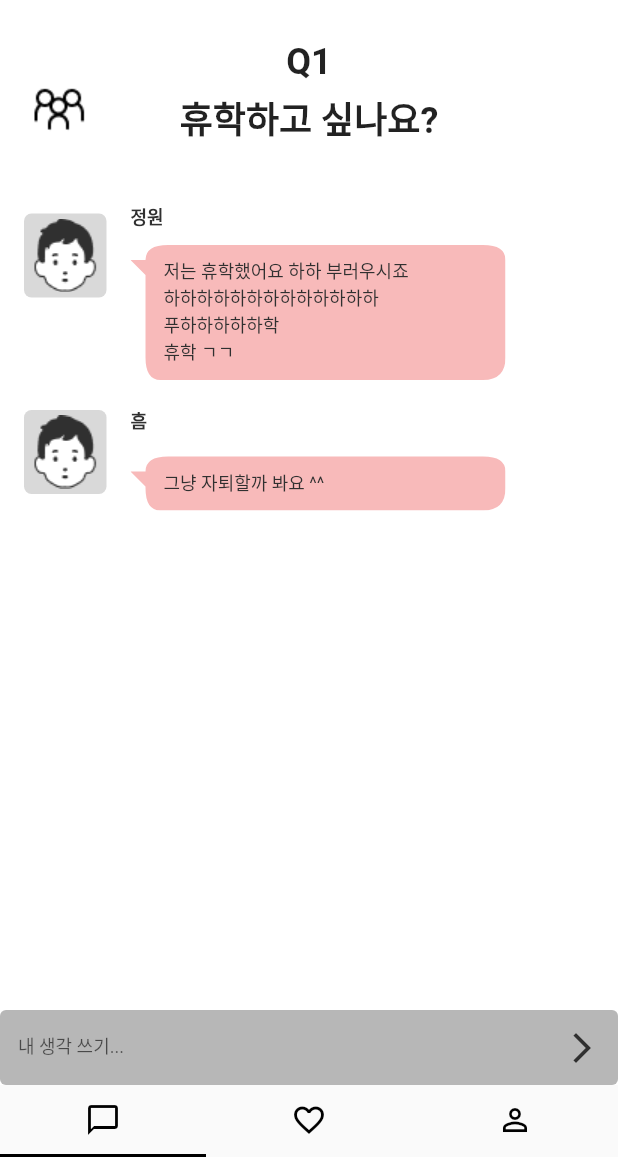
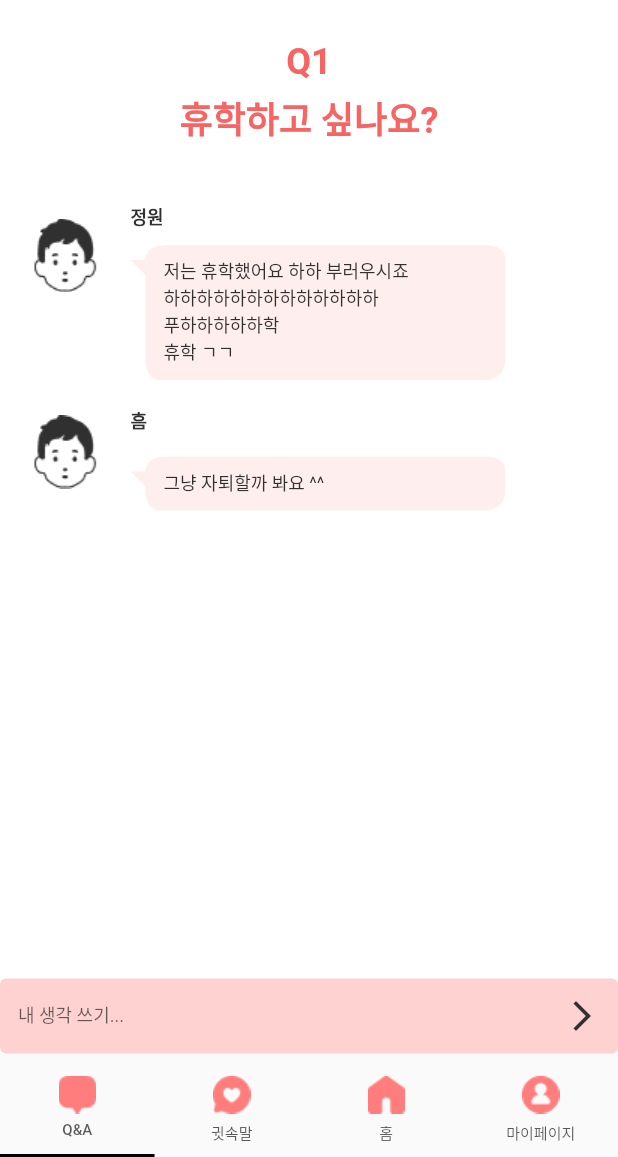
Before and after one commit to txxnrd/Blurting_front, a Flutter app: the screen it shows after launch, on a phone screen of 412 x 824 dp, the part 79-1236 px from its top. Run offline on Flutter 3.47's test engine with Material 2 defaults, Android fonts, the phone set to English and light mode, and no system bars; our stand-ins replace image_picker; Roboto replaces fonts that are missing (Pretendard).

Commit message:
fix: group tap, feat: tap4

```diff
--- a/lib/group.dart
+++ b/lib/group.dart
@@ -12,14 +12,18 @@ class LeftTailClipper extends CustomClipper<Path> {
   Path getClip(Size size) {
     var path = Path();
     path.moveTo(25, 5);
-    path.lineTo(size.width - 15, 5);        // 상측 선
-    path.quadraticBezierTo(size.width, 5, size.width, 15);        // 우측 상단 둥글게
-    path.lineTo(size.width, size.height - 15);        // 우측 선
-    path.quadraticBezierTo(                 // 우측 하단 둥글게
-        size.width, size.height, size.width - 15, size.height);
-    path.lineTo(20, size.height);           // 하측 선 어디까지?!
-    path.quadraticBezierTo(10, size.height, 10, size.height - 15);      // 좌측 하단 둥글게
-    path.lineTo(10, 25);               // 좌측 선 어디까지?! 여기서 꼬리 그려야 함
+    path.lineTo(size.width - 15, 5); // 상측 선
+    path.quadraticBezierTo(size.width, 5, size.width, 15); // 우측 상단 둥글게
+    path.lineTo(size.width, size.height - 15); // 우측 선
+    path.quadraticBezierTo(
+        // 우측 하단 둥글게
+        size.width,
+        size.height,
+        size.width - 15,
+        size.height);
+    path.lineTo(20, size.height); // 하측 선 어디까지?!
+    path.quadraticBezierTo(10, size.height, 10, size.height - 15); // 좌측 하단 둥글게
+    path.lineTo(10, 25); // 좌측 선 어디까지?! 여기서 꼬리 그려야 함
     path.lineTo(0, 15);
     path.lineTo(10, 15);
     path.quadraticBezierTo(10, 5, 25, 5);
@@ -43,12 +47,12 @@ path.quadraticBezierTo(0, 5, 0, 15);
     path.lineTo(0, size.height - 15);
     path.quadraticBezierTo(0, size.height, 15, size.height);
     path.lineTo(size.width - 20, size.height);
-path.quadraticBezierTo(size.width - 10, size.height, size.width - 10, size.height - 15);
+    path.quadraticBezierTo(
+        size.width - 10, size.height, size.width - 10, size.height - 15);
     path.lineTo(size.width - 10, 25);
     path.lineTo(size.width, 15);
     path.lineTo(size.width - 10, 15);
     path.quadraticBezierTo(size.width - 10, 5, size.width - 25, 5);
-
 
     return path;
   }
@@ -61,14 +65,12 @@ path.quadraticBezierTo(size.width - 10, 5, size.width - 25, 5);
 
 class _Group extends State<Group> {
   void _ClickWarningButton(BuildContext context) {
-
-    String IsTab='';
+    String IsTab = '';
 
     showDialog(
       context: context,
       builder: (BuildContext context) {
-        return StatefulBuilder(
-          builder: (context, setState){
+        return StatefulBuilder(builder: (context, setState) {
           return AlertDialog(
             backgroundColor: Color.fromRGBO(217, 217, 217, 1),
             shape: RoundedRectangleBorder(
@@ -110,10 +112,12 @@ class _Group extends State<Group> {
                         width: 75,
                         height: 31,
                         decoration: BoxDecoration(
-                        color: IsTab=='confirm'
-                            ? Color.fromRGBO(134, 134, 134, 1) : Color.fromRGBO(217, 217, 217, 1),
+                          color: IsTab == 'confirm'
+                              ? Color.fromRGBO(134, 134, 134, 1)
+                              : Color.fromRGBO(217, 217, 217, 1),
                           border: Border.all(
-                          color: Color.fromRGBO(134, 134, 134, 1), // 테두리 색상 설정
+                            color:
+                                Color.fromRGBO(134, 134, 134, 1), // 테두리 색상 설정
                             width: 2, // 테두리 두께 설정
                           ),
                           borderRadius: BorderRadius.circular(7), // 둥근 모서리 설정
@@ -125,7 +129,9 @@ class _Group extends State<Group> {
                             style: TextStyle(
                               fontFamily: "Pretendard",
                               fontSize: 15,
-                            color: IsTab=='confirm' ? Colors.white : Color.fromRGBO(48, 48, 48, 1),
+                              color: IsTab == 'confirm'
+                                  ? Colors.white
+                                  : Color.fromRGBO(48, 48, 48, 1),
                             ),
                           ),
                         ),
@@ -136,10 +142,12 @@ class _Group extends State<Group> {
                         width: 75,
                         height: 31,
                         decoration: BoxDecoration(
-                        color: IsTab=='cancel'
-                            ? Color.fromRGBO(134, 134, 134, 1) : Color.fromRGBO(217, 217, 217, 1),
+                          color: IsTab == 'cancel'
+                              ? Color.fromRGBO(134, 134, 134, 1)
+                              : Color.fromRGBO(217, 217, 217, 1),
                           border: Border.all(
-                          color: Color.fromRGBO(134, 134, 134, 1), // 테두리 색상 설정
+                            color:
+                                Color.fromRGBO(134, 134, 134, 1), // 테두리 색상 설정
                             width: 2, // 테두리 두께 설정
                           ),
                           borderRadius: BorderRadius.circular(7), // 둥근 모서리 설정
@@ -151,7 +159,9 @@ class _Group extends State<Group> {
                             style: TextStyle(
                               fontFamily: "Pretendard",
                               fontSize: 15,
-                            color: IsTab=='cancel' ? Colors.white : Color.fromRGBO(48, 48, 48, 1),
+                              color: IsTab == 'cancel'
+                                  ? Colors.white
+                                  : Color.fromRGBO(48, 48, 48, 1),
                             ),
                           ),
                         ),
@@ -214,7 +224,8 @@ class _Group extends State<Group> {
               ),
             ],
           ),
-          content: Column(                              // 동적으로 눌린 유저의 정보 받아오기
+          content: Column(
+            // 동적으로 눌린 유저의 정보 받아오기
             mainAxisSize: MainAxisSize.min,
             children: [
               Container(
@@ -288,20 +299,7 @@ class _Group extends State<Group> {
         crossAxisAlignment: CrossAxisAlignment.stretch,
         children: <Widget>[
           Container(
-            child: Stack(
-              // 그룹 아이콘이랑 질문을 겹쳐서 배치
-              children: <Widget>[
-                Positioned(
-                  left: 15,
-                  bottom: 0,
-                  child: Container(
-                    // 그룹 아이콘
-                    width: 50,
-                    height: 50,
-                    child: Image.asset('assets/images/icon_group.png'),
-                  ),
-                ),
-                Align(
+            child: Align(
               alignment: Alignment.center,
               child: Container(
                 child: Column(
@@ -312,6 +310,7 @@ class _Group extends State<Group> {
                       child: Text(
                         'Q' + '1',
                         style: TextStyle(
+                            color: Color.fromRGBO(246, 100, 100, 1),
                             fontSize: 24,
                             fontFamily: "Pretendard",
                             fontWeight: FontWeight.w700),
@@ -320,6 +319,7 @@ class _Group extends State<Group> {
                     Text(
                       '휴학하고 싶나요?',
                       style: TextStyle(
+                          color: Color.fromRGBO(246, 100, 100, 1),
                           fontSize: 24,
                           fontFamily: "Pretendard",
                           fontWeight: FontWeight.w700),
@@ -327,8 +327,6 @@ class _Group extends State<Group> {
                   ],
                 ),
               ),
-                ),
-              ],
             ),
           ),
           Expanded(
@@ -351,7 +349,7 @@ class _Group extends State<Group> {
                           height: 60,
                           decoration: BoxDecoration(
                             borderRadius: BorderRadius.circular(5),
-                            color: Color.fromRGBO(217, 217, 217, 1),
+                            color: Colors.white,
                           ),
                           child: Container(
                             width: 42.74,
@@ -387,7 +385,7 @@ class _Group extends State<Group> {
                                 padding: EdgeInsets.all(10),
                                 decoration: BoxDecoration(
                                   borderRadius: BorderRadius.circular(8),
-                                  color: Color.fromRGBO(248, 186, 186, 1),
+                                  color: Color.fromRGBO(255, 238, 238, 1),
                                 ),
                                 child: Column(
                                   crossAxisAlignment: CrossAxisAlignment.start,
@@ -425,7 +423,7 @@ class _Group extends State<Group> {
                         height: 60,
                         decoration: BoxDecoration(
                           borderRadius: BorderRadius.circular(5),
-                          color: Color.fromRGBO(217, 217, 217, 1),
+                          color: Colors.white,
                         ),
                         child: Container(
                           width: 42.74,
@@ -456,7 +454,7 @@ class _Group extends State<Group> {
                               padding: EdgeInsets.all(10),
                               decoration: BoxDecoration(
                                 borderRadius: BorderRadius.circular(8),
-                                color: Color.fromRGBO(248, 186, 186, 1),
+                                  color: Color.fromRGBO(255, 238, 238, 1),
                               ),
                               child: Column(
                                 crossAxisAlignment: CrossAxisAlignment.start,
@@ -505,7 +503,7 @@ class _Group extends State<Group> {
                         ), // 파란색 테두리를 없앰
                       ),
                       filled: true,
-                      fillColor: Color.fromRGBO(183, 183, 183, 1),
+                      fillColor: Color.fromRGBO(255, 210, 210, 1),
                       hintText: "내 생각 쓰기...",
                       hintStyle: TextStyle(fontSize: 12),
                       suffixIcon: IconButton(
--- a/lib/mainApp.dart
+++ b/lib/mainApp.dart
@@ -19,7 +19,7 @@ class MainApp extends StatelessWidget {
   Widget build(BuildContext context) {
     return Scaffold(
       body: DefaultTabController(
-        length: 3,
+        length: 4,
         child: Scaffold(
           appBar: AppBar(
             toolbarHeight: 80,
@@ -49,15 +49,40 @@ class MainApp extends StatelessWidget {
               Group(), // 첫 번째 탭을 Group으로 대체
               Whisper(),
               MyPage(),
+              Tab3(),
             ],
           ),
-          bottomNavigationBar: TabBar( // 여기에 추가
-            indicatorColor: Colors.black,
-            tabs: [
-              Tab(icon: Icon(Icons.chat_bubble_outline, color: Colors.black,)),
-              Tab(icon: Icon(Icons.favorite_border, color: Colors.black,)),
-              Tab(icon: Icon(Icons.perm_identity, color: Colors.black,)),
-            ],
+          bottomNavigationBar: Container(
+            height: 69,
+            child: TabBar( // 여기에 추가
+              indicatorColor: Colors.black,
+              tabs: [
+                Container(child: Column(
+                  children: [
+                    Container(margin: EdgeInsets.only(top: 15, bottom: 5), height: 25, child: Tab(icon: Image.asset('assets/images/QnA.png'),)),
+                    Text('Q&A', style: TextStyle(color: Color.fromRGBO(48, 48, 48, 0.8), fontSize: 10, fontFamily: 'Pretendard'),),
+                  ],
+                )),
+                Container(child: Column(
+                  children: [
+                    Container(margin: EdgeInsets.only(top: 15, bottom: 5), height: 25, child: Tab(icon: Image.asset('assets/images/whisper.png'),)),
+                    Text('귓속말', style: TextStyle(color: Color.fromRGBO(48, 48, 48, 0.8), fontSize: 10, fontFamily: 'Pretendard'),),
+                  ],
+                )),
+                Container(child: Column(
+                  children: [
+                    Container(margin: EdgeInsets.only(top: 15, bottom: 5), height: 25, child: Tab(icon: Image.asset('assets/images/home.png'),)),
+                    Text('홈', style: TextStyle(color: Color.fromRGBO(48, 48, 48, 0.8), fontSize: 10, fontFamily: 'Pretendard'),),
+                  ],
+                )),
+                Container(child: Column(
+                  children: [
+                    Container(margin: EdgeInsets.only(top: 15, bottom: 5), height: 25, child: Tab(icon: Image.asset('assets/images/mypage.png'),)),
+                    Text('마이페이지', style: TextStyle(color: Color.fromRGBO(48, 48, 48, 0.8), fontSize: 10, fontFamily: 'Pretendard'),),
+                  ],
+                )),
+              ],
+            ),
           ),
         ),
       ),
--- a/pubspec.yaml
+++ b/pubspec.yaml
@@ -68,7 +68,10 @@ flutter:
   - assets/images/setting.png
   - assets/images/profile_swipe.png
   - assets/images/icon_warning.png
-  - assets/images/Union.png
+  - assets/images/QnA.png
+  - assets/images/mypage.png
+  - assets/images/whisper.png
+  - assets/images/home.png
   - assets/signupface.png
   - assets/man.png
   - assets/woman.png
```
Also changed, not shown: assets/images/QnA.png (added), assets/images/home.png (added), assets/images/mypage.png (added), assets/images/whisper.png (added). Lines whose indentation alone changed are shown as unchanged.
